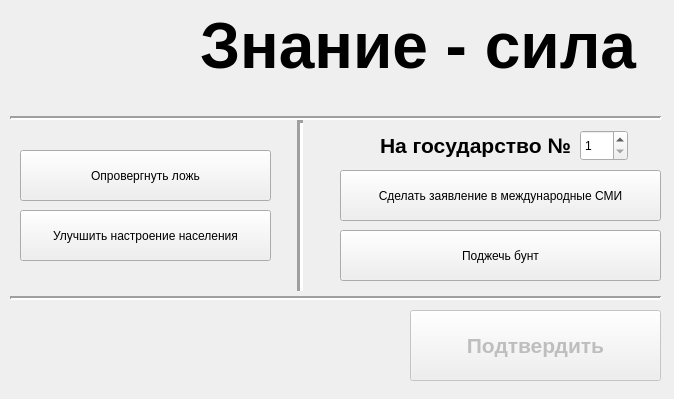
Before: the Qt Designer form ministrys/mincom.ui in vladyan18/MagaGame, drawn with Qt 5.
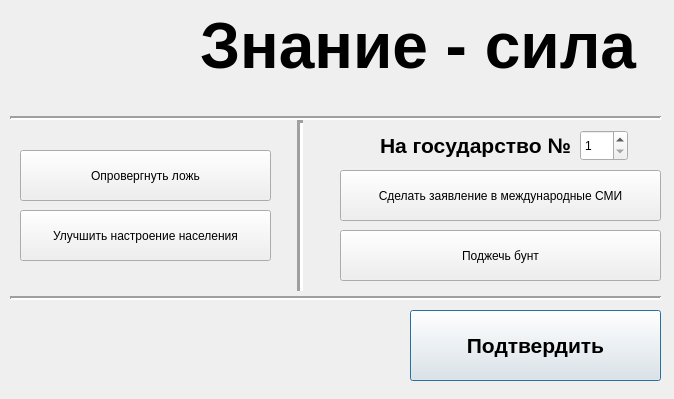
After: the same form once the commit is applied. Icons and pictures are not drawn.

The edit to the form file:
```diff
--- a/ministrys/mincom.ui
+++ b/ministrys/mincom.ui
@@ -168,7 +168,7 @@
   </widget>
   <widget class="QPushButton" name="approveButton">
    <property name="enabled">
-    <bool>false</bool>
+    <bool>true</bool>
    </property>
    <property name="geometry">
     <rect>
```
